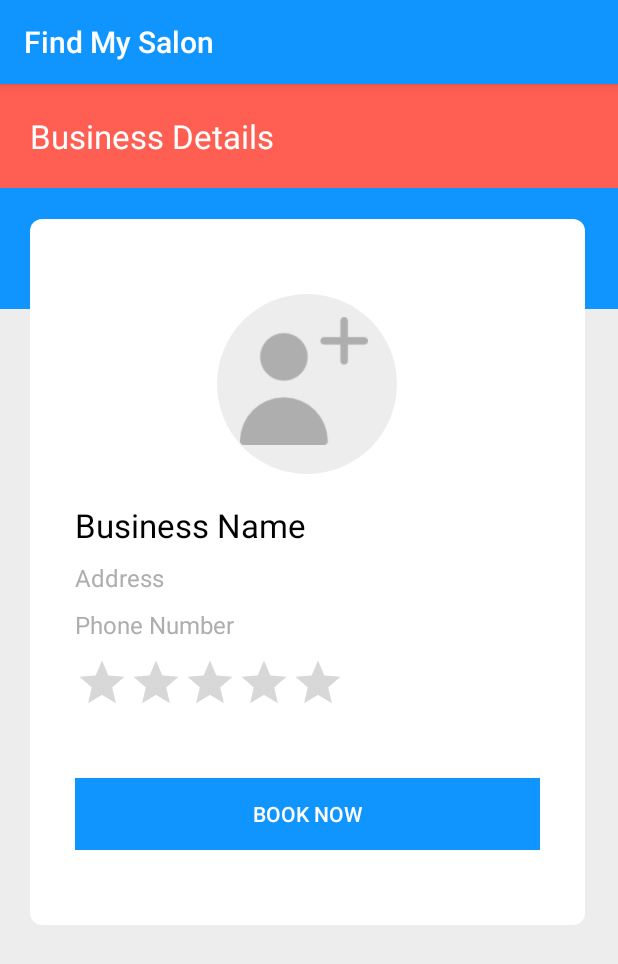
After one commit to jcpriasc724/findmysalon, an Android app: the BusinessDetailFragment screen opened through its navigation route, on a phone screen of 412 x 824 dp. The commit adds this screen. Shown: the top 964 px of the screen. Run offline under Robolectric (Android 15) with nearby library versions, the phone set to English and light mode, and no system bars.

Commit message:
Business Detail
Business Detail

```diff
--- a/FindMySalon/app/src/main/java/com/findmysalon/view/adapters/BusinessAdapter.java
+++ b/FindMySalon/app/src/main/java/com/findmysalon/view/adapters/BusinessAdapter.java
@@ -8,6 +8,7 @@ import android.widget.RatingBar;
 import android.widget.TextView;
 
 import androidx.annotation.NonNull;
+import androidx.navigation.Navigation;
 import androidx.recyclerview.widget.RecyclerView;
 
 import com.findmysalon.R;
@@ -39,6 +40,12 @@ public class BusinessAdapter extends RecyclerView.Adapter<BusinessAdapter.Busine
         holder.txtAddress.setText(list.get(position).getAddress());
         holder.txtPhoneNumber.setText(list.get(position).getPhoneNumber());
         holder.rtbBusiness.setRating(list.get(position).getRating());
+        holder.itemView.setOnClickListener(new View.OnClickListener() {
+            @Override
+            public void onClick(View v) {
+                Navigation.findNavController(v).navigate(R.id.nav_business_detail);
+            }
+        });
 
     }
 
@@ -47,7 +54,7 @@ public class BusinessAdapter extends RecyclerView.Adapter<BusinessAdapter.Busine
         return list.size();
     }
 
-    class BusinessHolder extends RecyclerView.ViewHolder {
+    class BusinessHolder extends RecyclerView.ViewHolder implements View.OnClickListener {
 
         TextView txtNameBusiness, txtAddress, txtPhoneNumber;
         RatingBar rtbBusiness;
@@ -61,5 +68,10 @@ public class BusinessAdapter extends RecyclerView.Adapter<BusinessAdapter.Busine
             rtbBusiness = (RatingBar) itemView.findViewById(R.id.rtb_business);
 
         }
+
+        @Override
+        public void onClick(View v) {
+
+        }
     }
 }
--- /dev/null
+++ b/FindMySalon/app/src/main/java/com/findmysalon/view/fragments/BusinessDetailFragment.java
@@ -0,0 +1,50 @@
+package com.findmysalon.view.fragments;
+
+import android.os.Bundle;
+import android.view.LayoutInflater;
+import android.view.View;
+import android.view.ViewGroup;
+import android.widget.Button;
+
+import androidx.annotation.NonNull;
+import androidx.annotation.Nullable;
+import androidx.fragment.app.Fragment;
+import androidx.navigation.Navigation;
+
+import com.findmysalon.R;
+
+public class BusinessDetailFragment extends Fragment {
+
+    Button btnBook;
+
+
+    @Nullable
+    @Override
+    public View onCreateView(@NonNull LayoutInflater inflater, @Nullable ViewGroup container, @Nullable Bundle savedInstanceState) {
+        View view = inflater.inflate(R.layout.fragment_business_detail, container, false);
+        //((AppCompatActivity)getActivity()).getSupportActionBar().hide();
+
+        btnBook = view.findViewById(R.id.btn_book);
+
+        btnBook.setOnClickListener(new View.OnClickListener() {
+            @Override
+            public void onClick(View v) {
+                Navigation.findNavController(v).navigate(R.id.nav_business_detail);
+            }
+        });
+
+        return view;
+    }
+
+
+    @Override
+    public void onStart() {
+        super.onStart();
+
+
+    }
+
+
+
+
+}
--- /dev/null
+++ b/FindMySalon/app/src/main/res/layout/fragment_business_detail.xml
@@ -0,0 +1,149 @@
+<?xml version="1.0" encoding="utf-8"?>
+<LinearLayout
+    xmlns:android="http://schemas.android.com/apk/res/android"
+    android:layout_width="match_parent"
+    android:layout_height="match_parent"
+    android:orientation="vertical"
+    android:background="@color/colorGray">
+
+    <LinearLayout
+        android:layout_width="match_parent"
+        android:layout_height="150dp"
+        android:background="@color/colorSecondary"
+        android:orientation="vertical">
+
+        <LinearLayout
+            android:orientation="horizontal"
+            android:layout_width="match_parent"
+            android:layout_height="wrap_content">
+
+            <LinearLayout
+                android:layout_marginLeft="20dp"
+                android:orientation="vertical"
+                android:layout_width="wrap_content"
+                android:layout_height="wrap_content">
+
+                <TextView
+                    android:layout_width="match_parent"
+                    android:layout_height="wrap_content"
+                    android:text="@string/lbl_business_details"
+                    android:textSize="@dimen/text_size_titles"
+                    android:textColor="@color/colorWhite"
+                    android:textAlignment="center"
+                    android:layout_marginTop="20dp"/>
+
+            </LinearLayout>
+
+        </LinearLayout>
+
+        <View
+            android:layout_width="match_parent"
+            android:layout_height="wrap_content"
+            android:layout_marginTop="20dp"
+            android:background="@color/colorPrimary"/>
+
+    </LinearLayout>
+
+
+    <ScrollView
+        android:layout_width="match_parent"
+        android:layout_height="match_parent"
+        android:layout_marginTop="-60dp">
+
+        <LinearLayout
+            android:layout_width="wrap_content"
+            android:layout_height="wrap_content"
+            android:layout_marginLeft="20dp"
+            android:layout_marginRight="20dp"
+            android:background="@drawable/bg_item_service"
+            android:gravity="center">
+
+            <LinearLayout
+                android:id="@+id/form_container"
+                android:layout_width="310dp"
+                android:layout_height="wrap_content"
+                android:layout_marginLeft="30dp"
+                android:layout_marginTop="50dp"
+                android:layout_marginRight="30dp"
+                android:layout_marginBottom="50dp"
+                android:orientation="vertical">
+
+                <LinearLayout
+                    android:layout_width="150dp"
+                    android:layout_height="wrap_content"
+                    android:gravity="center"
+                    android:layout_gravity="center"
+                    android:orientation="vertical">
+
+                    <LinearLayout
+                        android:layout_width="120dp"
+                        android:layout_height="120dp"
+                        android:background="@drawable/bg_img_circle"
+                        >
+                        <ImageView
+                            android:id="@+id/img_profile_photo"
+                            android:layout_width="85dp"
+                            android:layout_height="85dp"
+                            android:layout_marginLeft="15dp"
+                            android:layout_marginTop="15dp"
+                            android:src="@drawable/photos_default"
+                            android:tint="@color/colorGrayDark"/>
+                    </LinearLayout>
+
+                </LinearLayout>
+
+                <TextView
+                    android:id="@+id/txt_name_business"
+                    android:layout_width="wrap_content"
+                    android:layout_height="wrap_content"
+                    android:layout_marginTop="19dp"
+                    android:textSize="@dimen/text_size_titles"
+                    android:textColor="@color/colorBlack"
+                    android:text="Business Name"/>
+
+                <TextView
+                    android:id="@+id/txt_address"
+                    android:layout_width="wrap_content"
+                    android:layout_height="wrap_content"
+                    android:layout_marginTop="9dp"
+                    android:textSize="@dimen/text_size"
+                    android:textColor="@color/colorGrayDark"
+                    android:text="Address"/>
+
+                <TextView
+                    android:id="@+id/txt_phone_number"
+                    android:layout_width="wrap_content"
+                    android:layout_height="wrap_content"
+                    android:layout_marginTop="9dp"
+                    android:textSize="@dimen/text_size"
+                    android:textColor="@color/colorGrayDark"
+                    android:text="Phone Number"/>
+
+                <RatingBar
+                    android:id="@+id/rtb_business"
+                    android:layout_width="wrap_content"
+                    android:layout_height="wrap_content"
+                    android:layout_marginTop="10dp"
+                    android:layout_marginBottom="15dp"
+                    style="@style/Widget.AppCompat.RatingBar.Indicator"
+                    android:numStars="5"
+                    android:stepSize=".5"/>
+
+                <Button
+                    android:id="@+id/btn_book"
+                    android:layout_width="match_parent"
+                    android:layout_height="wrap_content"
+                    android:textColor="@color/colorWhite"
+                    android:background="@color/colorPrimary"
+                    android:layout_marginTop="30dp"
+                    android:text="@string/lbl_book"
+                    android:layout_gravity="center"/>
+
+            </LinearLayout>
+        </LinearLayout>
+
+
+    </ScrollView>
+
+
+</LinearLayout>
--- a/FindMySalon/app/src/main/res/navigation/cusmtomer_nav.xml
+++ b/FindMySalon/app/src/main/res/navigation/cusmtomer_nav.xml
@@ -17,11 +17,11 @@
         android:label="@string/sign_up"
         tools:layout="@layout/fragment_list_business" />
 
-<!--    <fragment-->
-<!--        android:id="@+id/nav_reg_business_services"-->
-<!--        android:name="com.findmysalon.view.fragments.ServicesFragment"-->
-<!--        android:label="@string/sign_up"-->
-<!--        tools:layout="@layout/fragment_list_services" />-->
+    <fragment
+        android:id="@+id/nav_business_detail"
+        android:name="com.findmysalon.view.fragments.BusinessDetailFragment"
+        android:label="@string/sign_up"
+        tools:layout="@layout/fragment_business_detail" />
 
 <!--    <fragment-->
 <!--        android:id="@+id/nav_reg_customer"-->
--- a/FindMySalon/app/src/main/res/values/strings.xml
+++ b/FindMySalon/app/src/main/res/values/strings.xml
@@ -5,6 +5,7 @@
     <string name="lbl_business">Business</string>
     <string name="lbl_customer">Customer</string>
     <string name="lbl_upload_photo">Upload photo</string>
+    <string name="lbl_book">Book now</string>
     <string name="lbl_type_business">Type of Business</string>
     <string name="lbl_business_name">Business Name</string>
     <string name="lbl_first_name">First Name</string>
```
